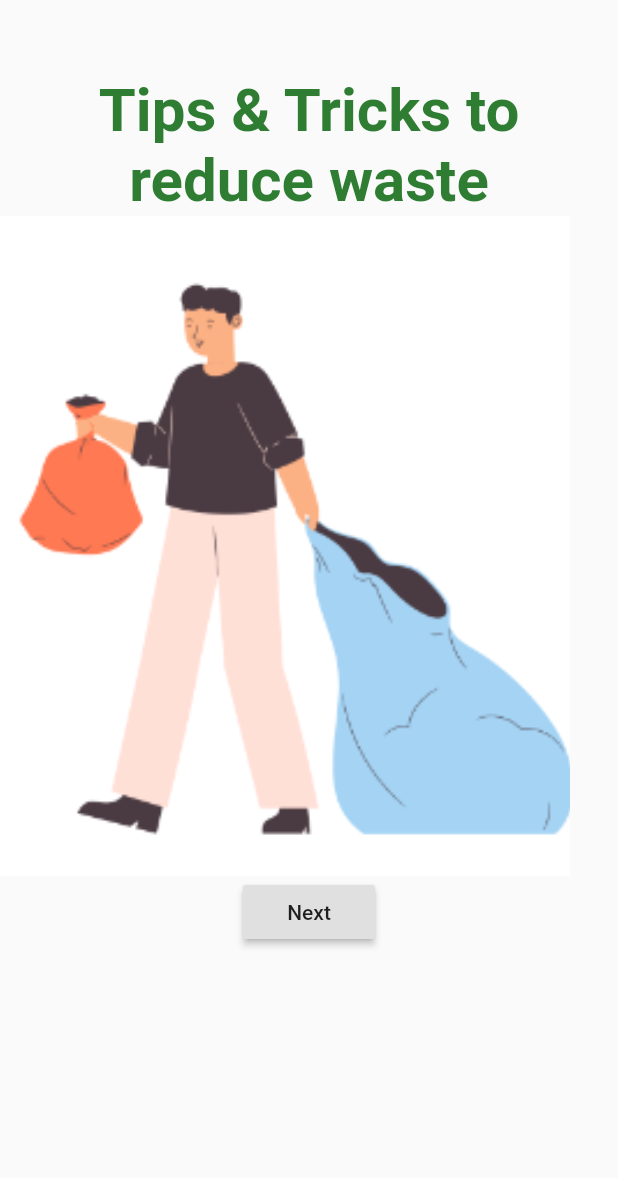
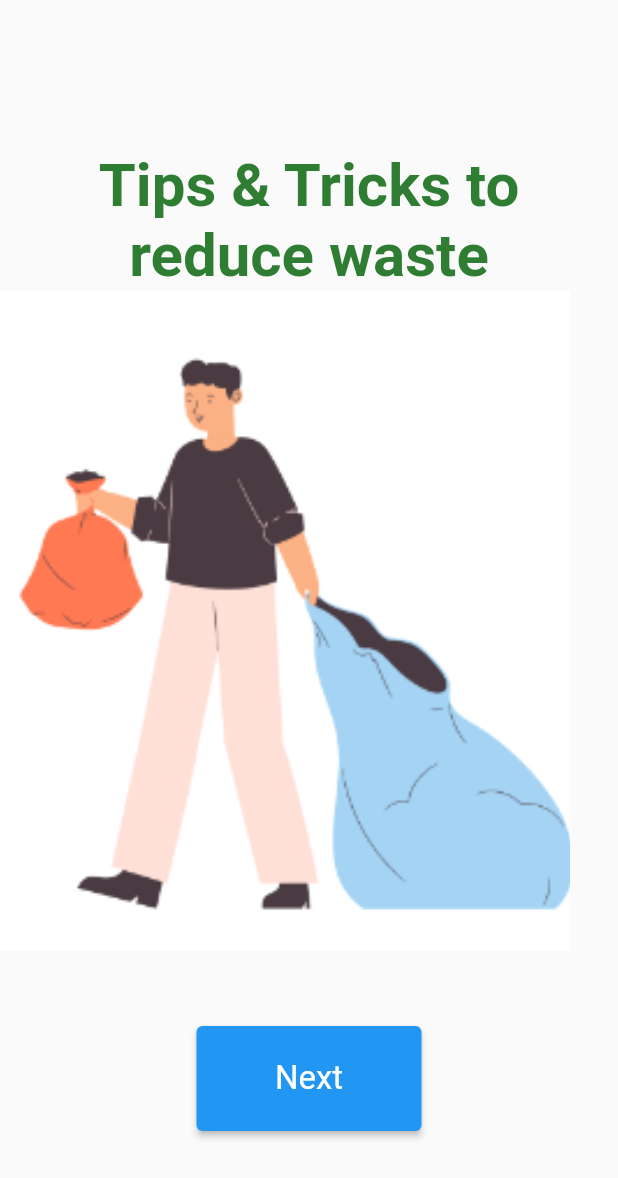
Before and after one commit to abhishekpatelmc/ECOSIA, a Flutter app: the Tutorial1 screen opened directly, on a phone screen of 412 x 824 dp. Shown: the top 1178 px of the screen. Run offline on Flutter 3.47's test engine with Material 2 defaults, Android fonts, the phone set to English and light mode, and no system bars; our stand-ins replace cloud_firestore, firebase_auth, firebase_core, flutter_spinkit, url_launcher_web; missing offline and left inert: cloud_firestore_web, firebase_auth_web, firebase_core_web; accounts and stored records are empty.

Commit message:
Update tutorial1.dart

```diff
--- a/lib/screens/home/TutorialPages/tutorial1.dart
+++ b/lib/screens/home/TutorialPages/tutorial1.dart
@@ -1,6 +1,5 @@
 // import 'package:ecosia/Tutorial%20Pages/tutorial2.dart';
-// import 'package:ecosia/TutorialPages/tutorial2.dart';
-import 'package:ecosia/screens/home/TutorialPages/tutorial2.dart';
+import 'package:ecosia/TutorialPages/tutorial2.dart';
 import 'package:flutter/material.dart';
 
 class Tutorial1 extends StatefulWidget {
@@ -19,7 +18,7 @@ class _Tutorial1State extends State<Tutorial1> {
       // ),
 
       body: Container(
-          margin:  const EdgeInsets.only(top: 50),
+          margin:  const EdgeInsets.only(top: 100),
           child: Column(children: [
             Text("Tips & Tricks to reduce waste",
               style: TextStyle(
@@ -38,11 +37,20 @@ class _Tutorial1State extends State<Tutorial1> {
                 // buildImageCard(),
               ],
             ),
-            RaisedButton(
-                child:Text("Next"),
-                onPressed: (){
-                  Navigator.of(context).push(MaterialPageRoute(builder: (context)=> Tutorial2()));
-                }),],
+        const SizedBox(height: 50),
+        SizedBox(
+            width: 150.0,
+            height: 70.0,
+            child: ElevatedButton(
+                child: const Text("Next"),
+                style: ElevatedButton.styleFrom(
+                    textStyle: const TextStyle(fontSize: 22)
+                ),
+                onPressed:(){
+                  Navigator.of(context).push(MaterialPageRoute(builder:(context)=>Tutorial2()));
+                })
+        ),
+          ],
           )
       ),
     );
```
